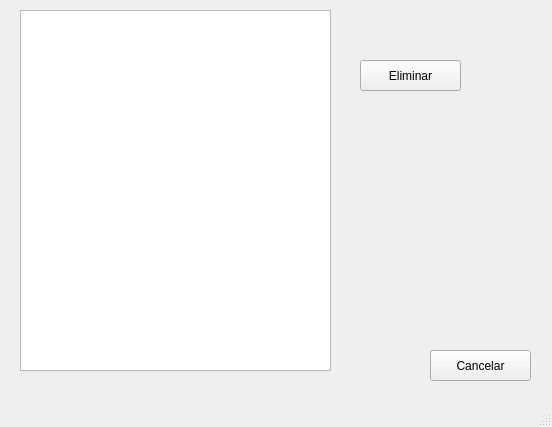
The window that VerArchivos.ui (AndresMSE/IF---Interfaz) describes before a commit, drawn with Qt 5.
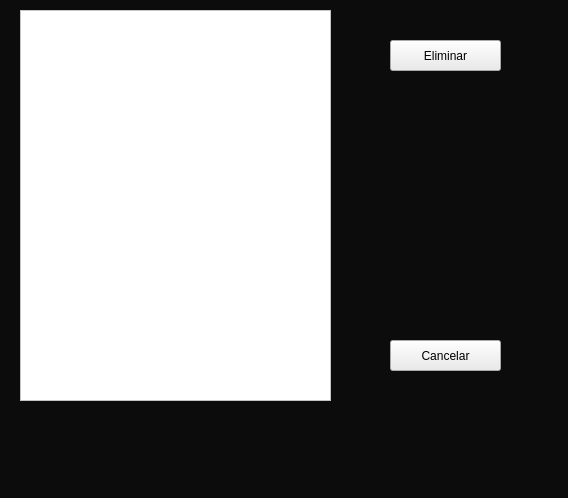
The same window after the commit.

```diff
--- a/VerArchivos.ui
+++ b/VerArchivos.ui
@@ -6,13 +6,16 @@
    <rect>
     <x>0</x>
     <y>0</y>
-    <width>552</width>
-    <height>427</height>
+    <width>568</width>
+    <height>498</height>
    </rect>
   </property>
   <property name="windowTitle">
    <string>MainWindow</string>
   </property>
+  <property name="styleSheet">
+   <string notr="true">background-color: rgb(12, 12, 12);</string>
+  </property>
   <widget class="QWidget" name="centralwidget">
    <widget class="QListWidget" name="ListaExportar">
     <property name="geometry">
@@ -20,9 +23,12 @@
       <x>20</x>
       <y>10</y>
       <width>311</width>
-      <height>361</height>
+      <height>391</height>
      </rect>
     </property>
+    <property name="styleSheet">
+     <string notr="true">background-color: rgb(255, 255, 255);</string>
+    </property>
     <property name="selectionMode">
      <enum>QAbstractItemView::MultiSelection</enum>
     </property>
@@ -30,12 +36,15 @@
    <widget class="QPushButton" name="Eliminar">
     <property name="geometry">
      <rect>
-      <x>360</x>
-      <y>60</y>
-      <width>101</width>
+      <x>390</x>
+      <y>40</y>
+      <width>111</width>
       <height>31</height>
      </rect>
     </property>
+    <property name="styleSheet">
+     <string notr="true">background-color: rgb(235, 235, 235);</string>
+    </property>
     <property name="text">
      <string>Eliminar</string>
     </property>
@@ -43,12 +52,15 @@
    <widget class="QPushButton" name="Cancelar">
     <property name="geometry">
      <rect>
-      <x>430</x>
-      <y>350</y>
-      <width>101</width>
+      <x>390</x>
+      <y>340</y>
+      <width>111</width>
       <height>31</height>
      </rect>
     </property>
+    <property name="styleSheet">
+     <string notr="true">background-color: rgb(235, 235, 235);</string>
+    </property>
     <property name="text">
      <string>Cancelar</string>
     </property>
```
Left out of the diff: 2 changed lines with no effect on the pictures.
